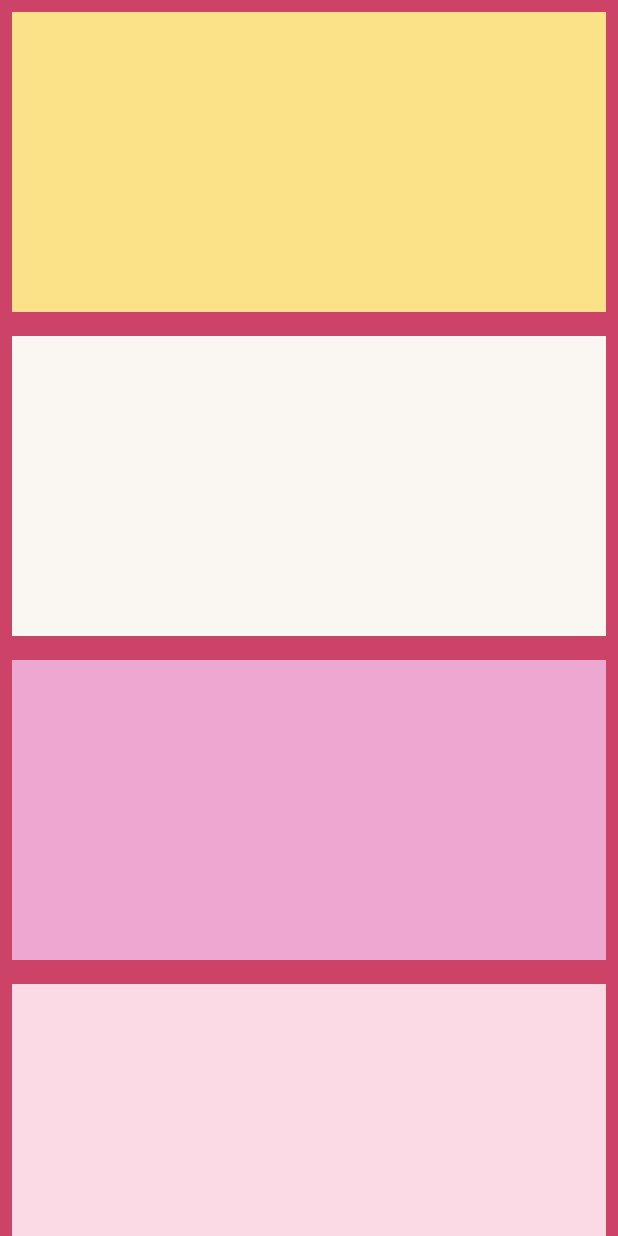
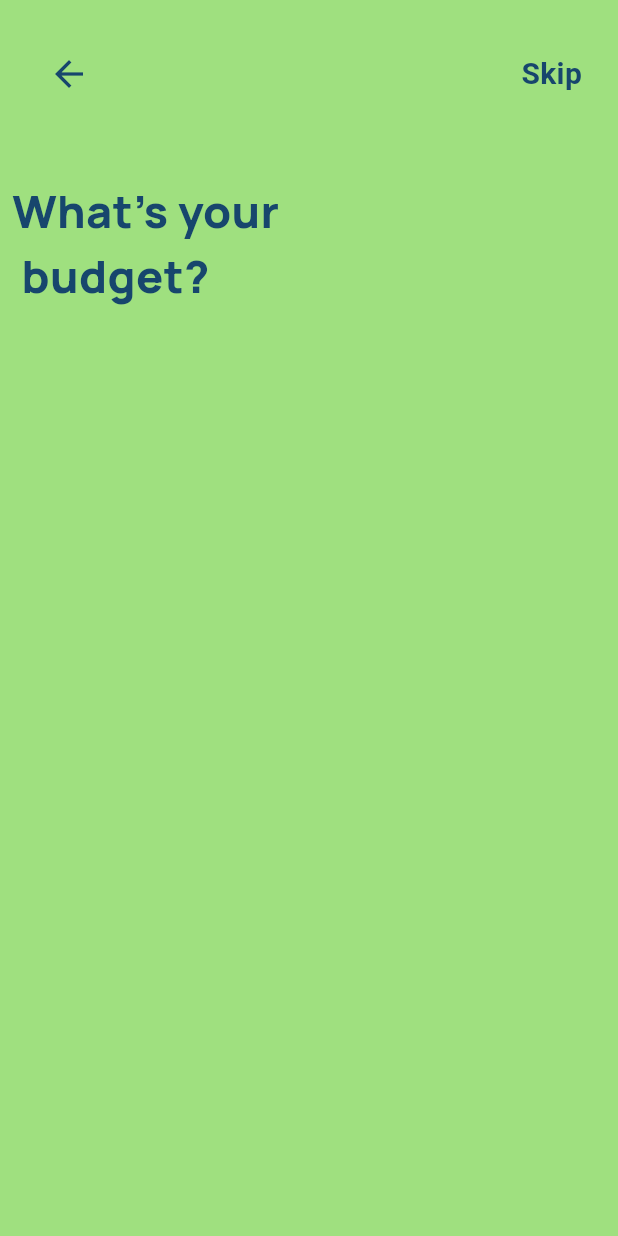
Before and after one commit to swarnaliiiiii/lokus, a Flutter app: the screen it shows after launch, on a phone screen of 412 x 824 dp. Run offline on Flutter 3.47's test engine with Material 3 defaults, Android fonts, the phone set to English and light mode, and no system bars; our stand-ins replace google_fonts.

Commit message:
refactor: update keyword color and implement custom navigation bar in keywords screen

```diff
--- a/lib/domains/constants/appcolors.dart
+++ b/lib/domains/constants/appcolors.dart
@@ -5,5 +5,5 @@ class AppColors {
   static const Color page2Color = Color.fromRGBO(250, 247, 242, 1);
   static const Color page3Color = Color.fromRGBO(237, 168, 209, 1);
   static const Color splashColor = Color(0xFFFBD9E5);
-  static const Color keywordColor = Color(0xFFCC4367);
+  static const Color keywordColor = Color.fromARGB(255, 159, 224, 127);
 }
--- a/lib/screens/splash/keywords/keywordscreen.dart
+++ b/lib/screens/splash/keywords/keywordscreen.dart
@@ -1,8 +1,10 @@
 import 'package:flutter/material.dart';
 import 'package:google_fonts/google_fonts.dart';
 import 'package:lokus/domains/constants/appcolors.dart';
+import 'package:lokus/screens/splash/splashscreen.dart';
+import 'package:lokus/widgets/nav_bar.dart';
 
-class Keywordscreen extends StatefulWidget{
+class Keywordscreen extends StatefulWidget {
   const Keywordscreen({Key? key}) : super(key: key);
 
   @override
@@ -16,39 +18,31 @@ class _KeywordscreenState extends State<Keywordscreen> {
         backgroundColor: AppColors.keywordColor,
         body: Column(
           children: [
+            CustomNav(
+              icon: Icons.arrow_back,
+              onTap: () {
+                Navigator.push(
+                    context,
+                    MaterialPageRoute(
+                        builder: (context) => const SplashScreen()));
+              },
+              // Removed invalid 'child' parameter
+            ),
+            const SizedBox(height: 20),
             Padding(
-            padding: const EdgeInsets.all(8.0),
-            child: Container(
-              height: 200,
-              color: AppColors.dashColor,
-
+              padding: const EdgeInsets.only(left: 8.0),
+              child: Align(
+                alignment: Alignment.centerLeft,
+                child: Text("What's your \n budget?",
+                  style: GoogleFonts.manrope(
+                    fontSize: 30,
+                    fontWeight: FontWeight.w900,
+                    color: const Color.fromARGB(255, 23, 70, 109),
                   ),
                 ),
-          Padding(
-            padding: const EdgeInsets.all(8.0),
-            child: Container(
-              height: 200,
-              color: AppColors.page2Color,
-
-            ),
-          ),
-          Padding(
-            padding: const EdgeInsets.all(8.0),
-            child: Container(
-              height: 200,
-              color: AppColors.page3Color,
-
-            ),
-          ),
-          Padding(
-            padding: const EdgeInsets.all(8.0),
-            child: Container(
-              height: 200,
-              color: AppColors.splashColor,
               ),
             ),
           ],
-      )
-    );
+        ));
   }
 }
--- /dev/null
+++ b/lib/widgets/nav_bar.dart
@@ -0,0 +1,53 @@
+import 'package:flutter/material.dart';
+
+class CustomNav extends StatelessWidget {
+  final VoidCallback? onTap;
+  final VoidCallback? onSkip;
+  final IconData icon;
+  final String label;
+
+  const CustomNav({
+    Key? key,
+    this.onTap,
+    this.onSkip,
+    this.icon = Icons.arrow_back,
+    this.label = "Next",
+  }) : super(key: key);
+
+  @override
+  Widget build(BuildContext context) {
+    return Padding(
+      padding: const EdgeInsets.symmetric(horizontal: 24.0, vertical: 35.0),
+      child: Row(
+        mainAxisAlignment: MainAxisAlignment.spaceBetween,
+        children: [
+          // Skip button
+          GestureDetector(
+            onTap: onTap,
+            child: Row(
+              children: [
+                const SizedBox(width: 8),
+                Icon(
+                  icon,
+                  color: const Color.fromARGB(255, 23, 70, 109),
+                  size: 28,
+                ),
+              ],
+            ),
+          ),
+          GestureDetector(
+            onTap: onSkip,
+            child: const Text(
+              "Skip",
+              style: TextStyle(
+                color: Color.fromARGB(255, 23, 70, 109),
+                fontSize: 20,
+                fontWeight: FontWeight.w600,
+              ),
+            ),
+          ),
+        ],
+      ),
+    );
+  }
+}
```
Lines whose indentation alone changed are shown as unchanged.
